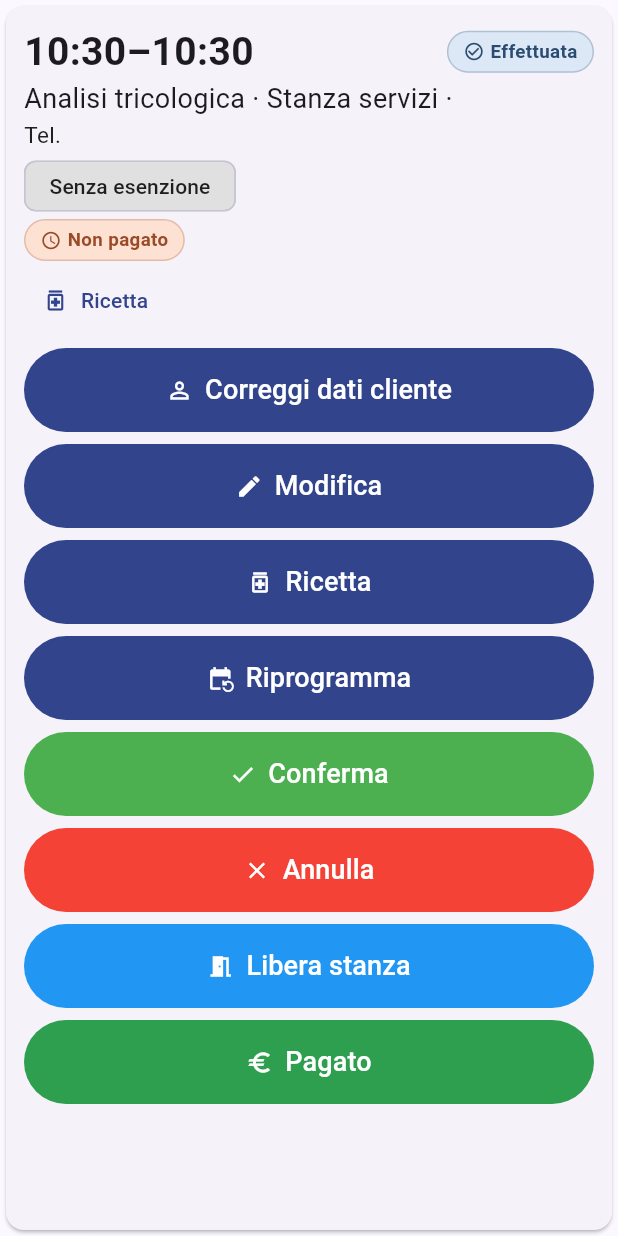
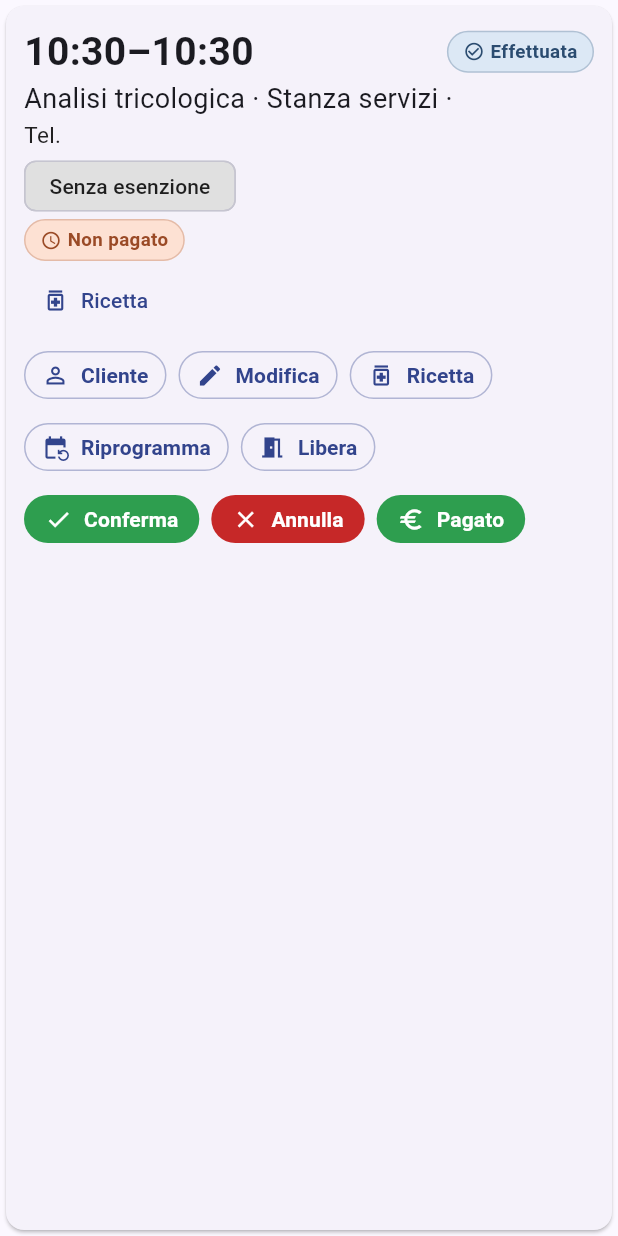
Before and after one commit to vbvaleria89/prenotazioni-farmacia, a Flutter app: the _Tile widget shown alone on an empty page, opened directly with empty values, on a phone screen of 412 x 824 dp. Run offline on Flutter 3.47's test engine with Material 3 defaults, Android fonts, the phone set to English and light mode, and no system bars; our stand-ins replace cloud_firestore, firebase_auth, firebase_core, image_picker; missing offline and left inert: dart:js_interop; accounts and stored records are empty; network calls fail.

Commit message:
Riorganizza i bottoni azioni in Oggi staff
Niente più riga compressa con testo tagliato: azioni secondarie outlined (Cliente, Modifica, …) e principali filled (Conferma, Annulla, Pagato, WhatsApp) in wrap leggibile.

Co-authored-by: vbvaleria89 <vbvaleria89@users.noreply.github.com>

```diff
--- a/lib/screens/staff/staff_today.dart
+++ b/lib/screens/staff/staff_today.dart
@@ -152,18 +152,48 @@ class _Tile extends StatelessWidget {
       try { await f(); } catch (e) { m.showSnackBar(SnackBar(content: Text('Operazione non riuscita: $e'))); }
     }
     final active = a.blocksRoom;
-    final actions = <(String, IconData, Color, VoidCallback?)>[
-      ('Correggi dati cliente', Icons.person_outline, const Color(0xFF32448C), () => apriCorrezioneCliente(context, a)),
-      if (a.status != AppointmentStatus.annullato) ('Modifica', Icons.edit, const Color(0xFF32448C), () => apriModificaPrenotazione(context, a)),
-      if (a.status != AppointmentStatus.annullato) ('Ricetta', Icons.medication_outlined, const Color(0xFF32448C), () => apriRicetta(context, a)),
-      if (a.blocksRoom) ('Riprogramma', Icons.event_repeat, const Color(0xFF32448C), () => apriRiprogramma(context, a, asStaff: true)),
-      ('Conferma', Icons.check, Colors.green, a.status == AppointmentStatus.inAttesa ? () => run(() => bookingService.confirm(a)) : null),
-      if (a.blocksRoom) ('Annulla', Icons.close, Colors.red, () => annullaPrenotazione(context, a)),
-      if (a.rimborsoPending) ('Segna rimborsato', Icons.currency_exchange, const Color(0xFF9B2C2C), () => segnaRimborsato(context, a)),
-      ('Libera stanza', Icons.meeting_room, Colors.blue, () => run(() => bookingService.freeRoom(a))),
-      if (!a.pagato) ('Pagato', Icons.euro, const Color(0xFF2E9E4F), () => segnaPagato(context, a)),
-      if (waClienteLink(a) != null) ('WhatsApp', Icons.chat, const Color(0xFF25D366), () => openExternal(waClienteLink(a)!)),
+    // secondarie = dati/organizzazione; principali = stato/pagamento/contatto
+    final secondary = <(String, IconData, VoidCallback)>[
+      ('Cliente', Icons.person_outline, () => apriCorrezioneCliente(context, a)),
+      if (a.status != AppointmentStatus.annullato) ('Modifica', Icons.edit, () => apriModificaPrenotazione(context, a)),
+      if (a.status != AppointmentStatus.annullato) ('Ricetta', Icons.medication_outlined, () => apriRicetta(context, a)),
+      if (a.blocksRoom) ('Riprogramma', Icons.event_repeat, () => apriRiprogramma(context, a, asStaff: true)),
+      if (a.blocksRoom) ('Libera', Icons.meeting_room, () => run(() => bookingService.freeRoom(a))),
     ];
+    final primary = <(String, IconData, Color, VoidCallback?)>[
+      if (a.status == AppointmentStatus.inAttesa) ('Conferma', Icons.check, const Color(0xFF2E9E4F), () => run(() => bookingService.confirm(a))),
+      if (a.blocksRoom) ('Annulla', Icons.close, const Color(0xFFC62828), () => annullaPrenotazione(context, a)),
+      if (a.rimborsoPending) ('Rimborsato', Icons.currency_exchange, const Color(0xFF9B2C2C), () => segnaRimborsato(context, a)),
+      if (!a.pagato && a.status != AppointmentStatus.annullato) ('Pagato', Icons.euro, const Color(0xFF2E9E4F), () => segnaPagato(context, a)),
+      if (waClienteLink(a) != null) ('WhatsApp', Icons.chat, const Color(0xFF1B7A3D), () => openExternal(waClienteLink(a)!)),
+    ];
+    final showSecondary = a.status != AppointmentStatus.annullato
+        ? (active ? secondary : [for (final x in secondary) if (x.$1 != 'Riprogramma' && x.$1 != 'Libera') x])
+        : [for (final x in secondary) if (x.$1 == 'Cliente') x];
+    final showPrimary = a.status == AppointmentStatus.annullato
+        ? [for (final x in primary) if (x.$1 == 'Rimborsato' || x.$1 == 'WhatsApp') x]
+        : primary;
+    Widget secondaryBtn((String, IconData, VoidCallback) x) => OutlinedButton.icon(
+          style: OutlinedButton.styleFrom(
+            foregroundColor: Brand.primary,
+            side: BorderSide(color: Brand.primary.withValues(alpha: 0.35)),
+            padding: const EdgeInsets.symmetric(horizontal: 12, vertical: 10),
+            visualDensity: VisualDensity.compact,
+          ),
+          onPressed: x.$3,
+          icon: Icon(x.$2, size: 18),
+          label: Text(x.$1, style: const TextStyle(fontSize: 14, fontWeight: FontWeight.w600)),
+        );
+    Widget primaryBtn((String, IconData, Color, VoidCallback?) x) => FilledButton.icon(
+          style: FilledButton.styleFrom(
+            backgroundColor: x.$3,
+            padding: const EdgeInsets.symmetric(horizontal: 14, vertical: 12),
+            visualDensity: VisualDensity.compact,
+          ),
+          onPressed: x.$4,
+          icon: Icon(x.$2, size: 18),
+          label: Text(x.$1, style: const TextStyle(fontSize: 14, fontWeight: FontWeight.w700)),
+        );
     return Card(
       child: Padding(
         padding: const EdgeInsets.all(12),
@@ -180,33 +210,14 @@ class _Tile extends StatelessWidget {
             backgroundColor: a.esenzione ? const Color(0xFF2E9E4F) : Colors.grey.shade300,
             label: Text(a.esenzione ? 'Con esenzione' : 'Senza esenzione', style: TextStyle(color: a.esenzione ? Colors.white : Colors.black87)))),
           Wrap(spacing: 6, children: [PagatoBadge(a), RimborsoBadge(a)]),
-                  RicettaInfo(a),
-          if (a.status != AppointmentStatus.annullato || a.rimborsoPending) ...[
-            const SizedBox(height: 8),
-            LayoutBuilder(builder: (context, c) {
-              final narrow = c.maxWidth < 480;
-              final shown = a.status == AppointmentStatus.annullato
-                  ? [for (final x in actions) if (x.$1 == 'Segna rimborsato' || x.$1 == 'Correggi dati cliente' || x.$1 == 'WhatsApp') x]
-                  : active
-                  ? actions
-                  : [for (final x in actions) if (x.$1 == 'Correggi dati cliente' || x.$1 == 'Modifica' || x.$1 == 'Ricetta' || x.$1 == 'WhatsApp' || x.$1 == 'Segna rimborsato') x];
-              final btns = [
-                for (final (t, i, col, f) in shown)
-                  SizedBox(
-                    height: 56,
-                    width: narrow ? double.infinity : null,
-                    child: FilledButton.icon(
-                      style: FilledButton.styleFrom(backgroundColor: col, padding: const EdgeInsets.symmetric(horizontal: 16)),
-                      onPressed: f,
-                      icon: Icon(i),
-                      label: Text(t, softWrap: false, style: const TextStyle(fontSize: 18)),
-                    ),
-                  ),
-              ];
-              return narrow
-                  ? Column(children: [for (final b in btns) Padding(padding: const EdgeInsets.symmetric(vertical: 4), child: b)])
-                  : Row(children: [for (final b in btns) Expanded(child: Padding(padding: const EdgeInsets.all(4), child: b))]);
-            }),
+          RicettaInfo(a),
+          if (showSecondary.isNotEmpty || showPrimary.isNotEmpty) ...[
+            const SizedBox(height: 10),
+            if (showSecondary.isNotEmpty)
+              Wrap(spacing: 8, runSpacing: 8, children: [for (final x in showSecondary) secondaryBtn(x)]),
+            if (showSecondary.isNotEmpty && showPrimary.isNotEmpty) const SizedBox(height: 8),
+            if (showPrimary.isNotEmpty)
+              Wrap(spacing: 8, runSpacing: 8, children: [for (final x in showPrimary) primaryBtn(x)]),
           ],
         ]),
       ),
```
Also changed, not shown: 27 other files.
